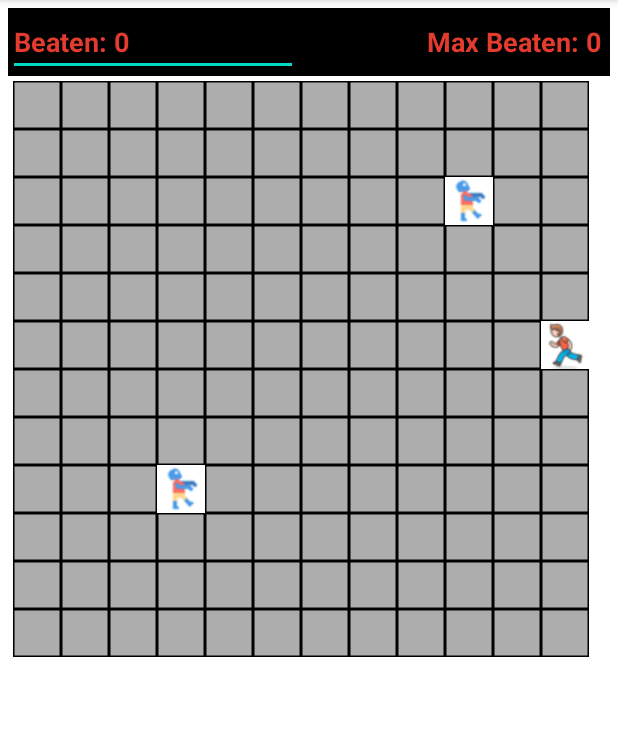
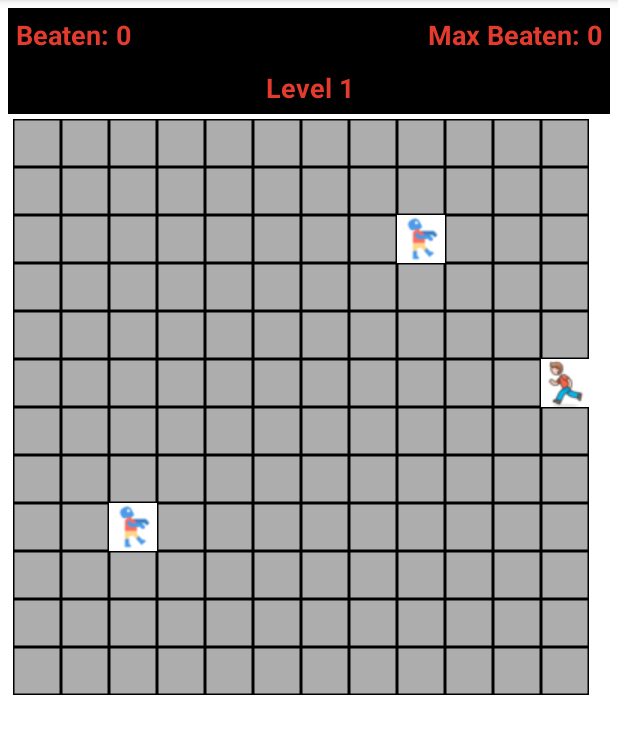
Before and after one commit to MishIvan/ZombieFight, an Android app: the screen it shows after launch (MainActivity), on a phone screen of 412 x 824 dp, the part 84-838 px from its top. Run offline under Robolectric (Android 15) with nearby library versions, the phone set to English and light mode, and no system bars.

Commit message:
Версия в разработке 20210921 ведение счёта убитых зомби

```diff
--- a/app/src/main/java/com/app/zombiefight/MainActivity.java
+++ b/app/src/main/java/com/app/zombiefight/MainActivity.java
@@ -165,20 +165,25 @@ public class MainActivity extends AppCompatActivity {
                         int id = newZombie.getId();
                         ZombieThread th = new ZombieThread(id);
                         th.start();
-                        Toast tst = Toast.makeText(context, getResources().getString(R.string.game_over),
+                        String sover = getResources().getString(R.string.game_over);
+                        /*Toast tst = Toast.makeText(context, sover ,
                                 Toast.LENGTH_LONG);
                         tst.setGravity(Gravity.CENTER, 0, 0);
-                        tst.show();
+                        tst.show();*/
+                        TextView level_text = findViewById(R.id.level);
+                        level_text.setText(sover);
                     }
                 }
             }
         }
 
     }
-    final long INITIAL_DELAY = 1500L;
+    final long INITIAL_DELAY = 2000L;
+    final long DELAY_STEP = 200L;
     private android.content.Context context;
     private GridLayout field;
     private long delayMoving;
+    private int level = 1;
 
     @Override
     protected void onCreate(Bundle savedInstanceState) {
@@ -191,6 +196,7 @@ public class MainActivity extends AppCompatActivity {
         }
         context = this;
         delayMoving = INITIAL_DELAY;
+        level = 1;
         field = findViewById(R.id.idField);
         android.util.DisplayMetrics dm = getResources().getDisplayMetrics();
         int height = dm.heightPixels*160/dm.densityDpi-2*5*dm.densityDpi/160;
@@ -258,9 +264,14 @@ public class MainActivity extends AppCompatActivity {
                         label.setText("Beaten: "+ GameField.getZombieBeaten());
                         Toast tst = Toast.makeText(this, getResources().getString(R.string.baeten),
                                 Toast.LENGTH_SHORT);
-                        tst.setGravity(Gravity.CENTER, 0, 0);
+                        tst.setGravity(Gravity.TOP, 0, 0);
                         tst.show();
-                        if(delayMoving >100L) delayMoving -= 100L;
+                        int zbeaten = GameField.getZombieBeaten();
+                        level  = zbeaten / 3 + 1;
+                        if(level >= 10) level = 10;
+                        delayMoving = level < 10 ? INITIAL_DELAY - (level - 1)*DELAY_STEP : 200L;
+                        TextView text_level = findViewById(R.id.level);
+                        text_level.setText("Level "+level);
                         Timer tm = new Timer(System.currentTimeMillis());
                         tm.start();
 
@@ -271,6 +282,8 @@ public class MainActivity extends AppCompatActivity {
                 field.addView(image, pars);
             }
         }
+        TextView level_text = findViewById(R.id.level);
+        level_text.setText("Level " + level);
     }
     // начинает новую игру
     private void startNewGame()
--- a/app/src/main/res/layout/activity_main.xml
+++ b/app/src/main/res/layout/activity_main.xml
@@ -12,24 +12,57 @@
             android:layout_height="wrap_content"
             app:rowCount="1"
             app:columnCount="2"
-            android:textAlignment="viewStart" android:background="@color/black">
+            android:background="@color/black"
+            android:layout_gravity="fill">
 
-        <EditText
+        <TextView
                 android:text="Beaten: 0"
-                android:layout_width="193dp"
-                android:layout_height="wrap_content" android:id="@+id/idZCount"
-                app:layout_column="0" app:layout_row="0" android:clickable="false" android:editable="false"
-                android:layout_marginRight="5dp" android:textColor="@color/bloody" android:textStyle="bold"/>
-        <EditText
-                android:layout_width="195dp"
+                android:layout_width="wrap_content"
+                android:layout_height="wrap_content"
+                android:id="@+id/idZCount"
+                app:layout_column="0"
+                app:layout_row="0"
+                android:layout_marginRight="5dp"
+                android:layout_marginLeft="5dp"
+                android:textColor="@color/bloody"
+                android:textStyle="bold"
+                android:textSize="18sp"
+                android:textAlignment="viewStart"
+                android:paddingBottom="5dp"
+                android:paddingTop="5dp"
+                android:gravity="start"
+                app:layout_gravity="left"/>
+        <TextView
+                android:layout_width="wrap_content"
                 android:layout_height="wrap_content"
                 android:inputType="textPersonName"
                 android:text="Max Beaten: 0"
-                android:ems="10"
-                android:id="@+id/idZCountMax" app:layout_column="1" app:layout_row="0" android:editable="false"
-                android:clickable="false" android:layout_marginLeft="5dp" android:textColor="@color/bloody"
-                android:textAlignment="textEnd" android:textStyle="bold"/>
+                android:id="@+id/idZCountMax"
+                app:layout_column="1"
+                app:layout_row="0"
+                android:layout_marginLeft="5dp"
+                android:layout_marginRight="5dp"
+                android:textColor="@color/bloody"
+                android:textAlignment="viewEnd"
+                android:textStyle="bold"
+                android:textSize="18sp"
+                android:paddingBottom="5dp"
+                android:paddingTop="5dp"
+
+                app:layout_gravity="right"/>
     </androidx.gridlayout.widget.GridLayout>
+    <TextView
+            android:text="Level"
+            android:layout_width="match_parent"
+            android:layout_height="wrap_content"
+            android:id="@+id/level"
+            android:background="@android:color/black"
+            android:textColor="@color/bloody"
+            android:textStyle="bold"
+            android:textSize="18sp"
+            android:paddingBottom="5dp"
+            android:paddingTop="5dp"
+            android:textAlignment="center"/>
     <androidx.gridlayout.widget.GridLayout
             android:layout_width="match_parent"
             android:layout_height="wrap_content" android:id="@+id/idField" android:minHeight="400dp"
```
